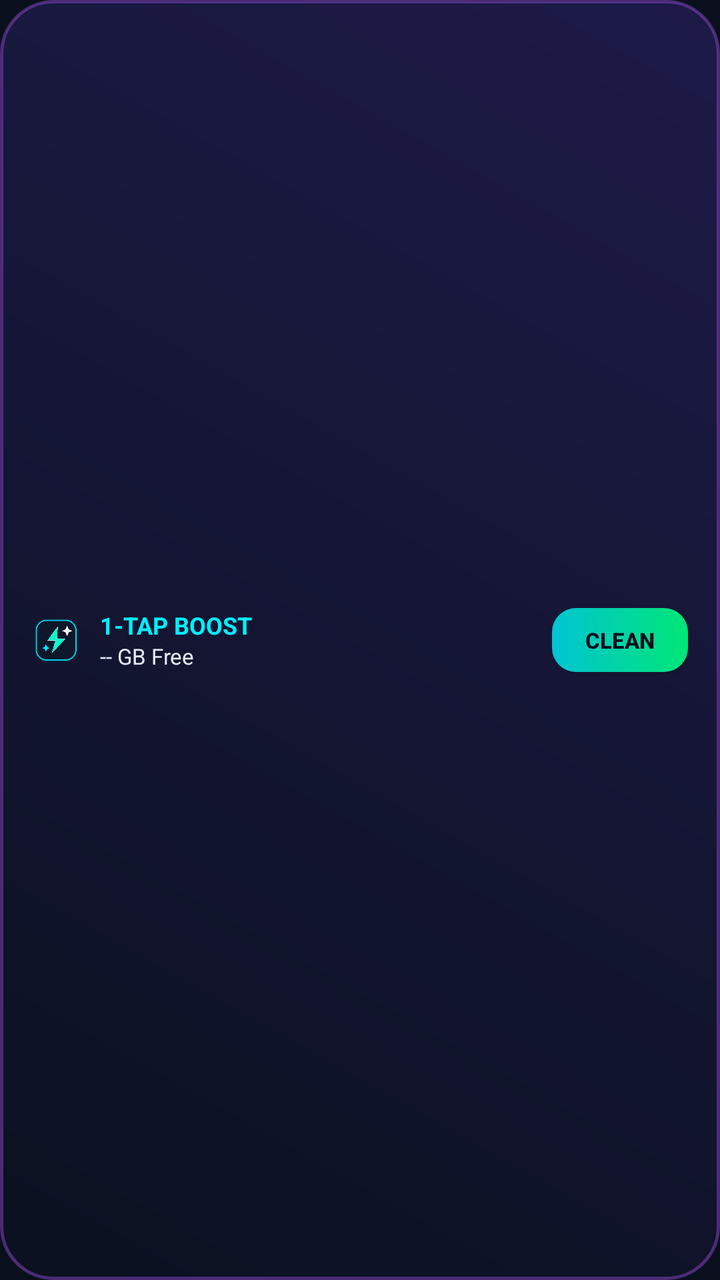
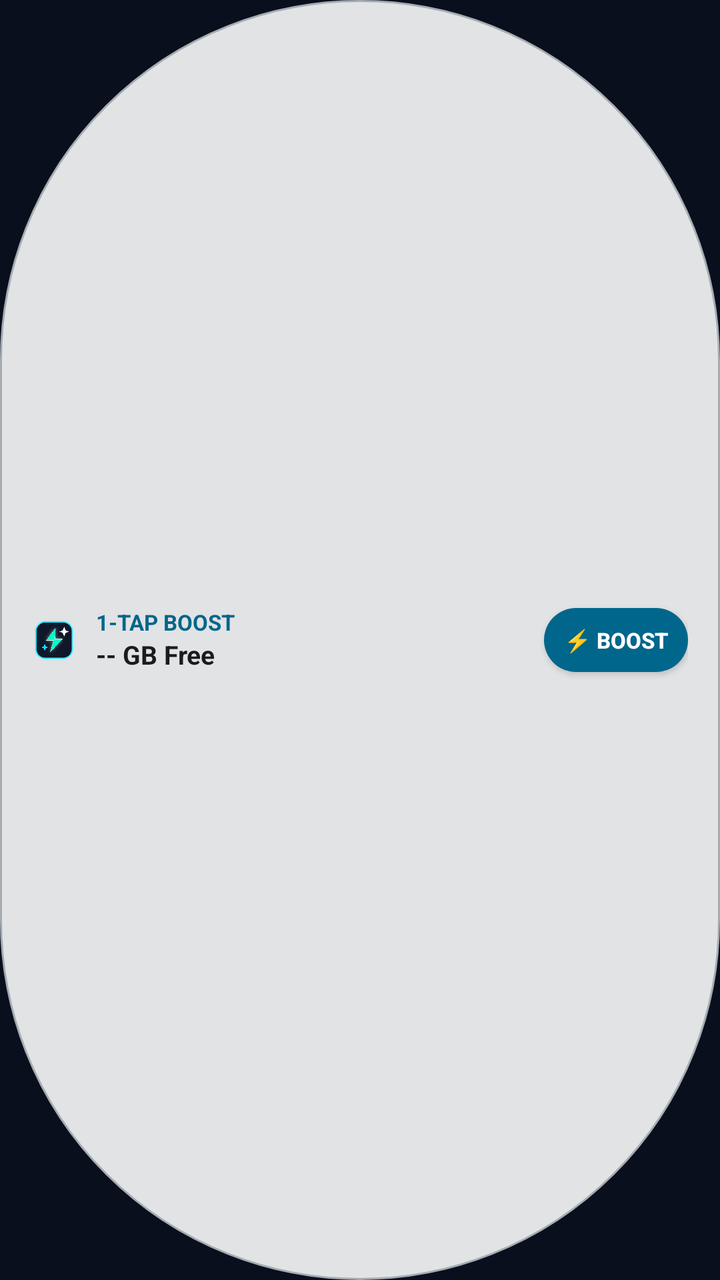

The first picture is an Android layout as it rendered before a commit; the second is the same layout after the commit. The layout source and the unified diff follow.
<!-- AndroidManifest.xml: application theme AppTheme -->
<!-- res/layout/widget_quick_pill.xml -->
<?xml version="1.0" encoding="utf-8"?>
<LinearLayout xmlns:android="http://schemas.android.com/apk/res/android"
    android:id="@+id/widget_pill_container"
    android:layout_width="match_parent"
    android:layout_height="match_parent"
    android:background="@drawable/widget_pill_bg"
    android:orientation="horizontal"
    android:gravity="center_vertical">

    <ImageView
        android:layout_width="24dp"
        android:layout_height="24dp"
        android:src="@drawable/ic_launcher"
        android:contentDescription="@string/app_name" />

    <LinearLayout
        android:layout_width="0dp"
        android:layout_height="wrap_content"
        android:layout_weight="1"
        android:layout_marginStart="10dp"
        android:orientation="vertical">

        <TextView
            android:id="@+id/widget_pill_title"
            android:layout_width="wrap_content"
            android:layout_height="wrap_content"
            android:text="1-TAP BOOST"
            android:textColor="#00F0FF"
            android:textStyle="bold"
            android:textSize="12sp" />

        <TextView
            android:id="@+id/widget_pill_storage"
            android:layout_width="wrap_content"
            android:layout_height="wrap_content"
            android:text="-- GB Free"
            android:textColor="#E2E8F0"
            android:textSize="11sp" />
    </LinearLayout>

    <Button
        android:id="@+id/btn_widget_pill_clean"
        android:layout_width="68dp"
        android:layout_height="32dp"
        android:background="@drawable/widget_btn_bg"
        android:text="CLEAN"
        android:textColor="#0A0F1D"
        android:textStyle="bold"
        android:textSize="11sp" />

</LinearLayout>
<!-- resources referenced by this layout -->
<resources>
  <!-- drawable ic_launcher: png bitmap (drawable, 8319 bytes) -->
  <!-- drawable widget_btn_bg (drawable) -->
  <?xml version="1.0" encoding="utf-8"?>
  <shape xmlns:android="http://schemas.android.com/apk/res/android"
      android:shape="rectangle">
      <corners android:radius="12dp" />
      <gradient
          android:angle="0"
          android:startColor="#00C4D4"
          android:endColor="#00E676" />
  </shape>
  <!-- drawable widget_pill_bg (drawable) -->
  <?xml version="1.0" encoding="utf-8"?>
  <shape xmlns:android="http://schemas.android.com/apk/res/android"
      android:shape="rectangle">
      <corners android:radius="26dp" />
      <gradient
          android:angle="45"
          android:startColor="#EE0B1120"
          android:endColor="#EE1E1B4B" />
      <stroke
          android:width="1.5dp"
          android:color="#66A855F7" />
      <padding
          android:left="16dp"
          android:top="10dp"
          android:right="16dp"
          android:bottom="10dp" />
  </shape>
  <string name="app_name">VibeClean PRO</string>
  <style name="AppTheme" parent="@android:style/Theme.DeviceDefault.NoActionBar">
          <item name="android:windowBackground">@color/primary_dark</item>
          <item name="android:statusBarColor">@color/primary_dark</item>
          <item name="android:navigationBarColor">@color/primary_dark</item>
          <item name="android:windowLightStatusBar">false</item>
      </style>
  <color name="primary_dark">#0A0F1D</color>
</resources>

<!-- the commit's change to res/layout/widget_quick_pill.xml (unified diff, before → after) -->
@@ -3,13 +3,13 @@
     android:id="@+id/widget_pill_container"
     android:layout_width="match_parent"
     android:layout_height="match_parent"
-    android:background="@drawable/widget_pill_bg"
+    android:background="@drawable/m3_widget_pill_bg"
     android:orientation="horizontal"
     android:gravity="center_vertical">
 
     <ImageView
-        android:layout_width="24dp"
-        android:layout_height="24dp"
+        android:layout_width="22dp"
+        android:layout_height="22dp"
         android:src="@drawable/ic_launcher"
         android:contentDescription="@string/app_name" />
 
@@ -25,26 +25,27 @@
             android:layout_width="wrap_content"
             android:layout_height="wrap_content"
             android:text="1-TAP BOOST"
-            android:textColor="#00F0FF"
+            android:textColor="@color/m3_widget_primary"
             android:textStyle="bold"
-            android:textSize="12sp" />
+            android:textSize="11sp" />
 
         <TextView
             android:id="@+id/widget_pill_storage"
             android:layout_width="wrap_content"
             android:layout_height="wrap_content"
             android:text="-- GB Free"
-            android:textColor="#E2E8F0"
-            android:textSize="11sp" />
+            android:textColor="@color/m3_widget_text_primary"
+            android:textStyle="bold"
+            android:textSize="13sp" />
     </LinearLayout>
 
     <Button
         android:id="@+id/btn_widget_pill_clean"
-        android:layout_width="68dp"
+        android:layout_width="72dp"
         android:layout_height="32dp"
-        android:background="@drawable/widget_btn_bg"
-        android:text="CLEAN"
-        android:textColor="#0A0F1D"
+        android:background="@drawable/m3_btn_primary"
+        android:text="⚡ BOOST"
+        android:textColor="@color/m3_widget_on_primary"
         android:textStyle="bold"
         android:textSize="11sp" />
 
<!-- resource entries referenced after the edit -->
@@ -1,33 +1,30 @@
 <!-- resources referenced by this layout -->
 <resources>
+  <color name="m3_widget_on_primary">#001F28</color>
+  <color name="m3_widget_primary">#00E5FF</color>
+  <color name="m3_widget_text_primary">#E2E8F0</color>
   <!-- drawable ic_launcher: png bitmap (drawable, 8319 bytes) -->
-  <!-- drawable widget_btn_bg (drawable) -->
+  <!-- drawable m3_btn_primary (drawable) -->
   <?xml version="1.0" encoding="utf-8"?>
   <shape xmlns:android="http://schemas.android.com/apk/res/android"
       android:shape="rectangle">
-      <corners android:radius="12dp" />
-      <gradient
-          android:angle="0"
-          android:startColor="#00C4D4"
-          android:endColor="#00E676" />
+      <corners android:radius="999dp" />
+      <solid android:color="@color/m3_widget_primary" />
   </shape>
-  <!-- drawable widget_pill_bg (drawable) -->
+  <!-- drawable m3_widget_pill_bg (drawable) -->
   <?xml version="1.0" encoding="utf-8"?>
   <shape xmlns:android="http://schemas.android.com/apk/res/android"
       android:shape="rectangle">
-      <corners android:radius="26dp" />
-      <gradient
-          android:angle="45"
-          android:startColor="#EE0B1120"
-          android:endColor="#EE1E1B4B" />
+      <corners android:radius="999dp" />
+      <solid android:color="@color/m3_widget_surface" />
       <stroke
-          android:width="1.5dp"
-          android:color="#66A855F7" />
+          android:width="1dp"
+          android:color="@color/m3_widget_outline" />
       <padding
           android:left="16dp"
-          android:top="10dp"
+          android:top="8dp"
           android:right="16dp"
-          android:bottom="10dp" />
+          android:bottom="8dp" />
   </shape>
   <string name="app_name">VibeClean PRO</string>
   <style name="AppTheme" parent="@android:style/Theme.DeviceDefault.NoActionBar">
@@ -36,6 +33,8 @@
           <item name="android:navigationBarColor">@color/primary_dark</item>
           <item name="android:windowLightStatusBar">false</item>
       </style>
+  <color name="m3_widget_surface">#212429</color>
+  <color name="m3_widget_outline">#444C5A</color>
   <color name="primary_dark">#0A0F1D</color>
 </resources>
 
